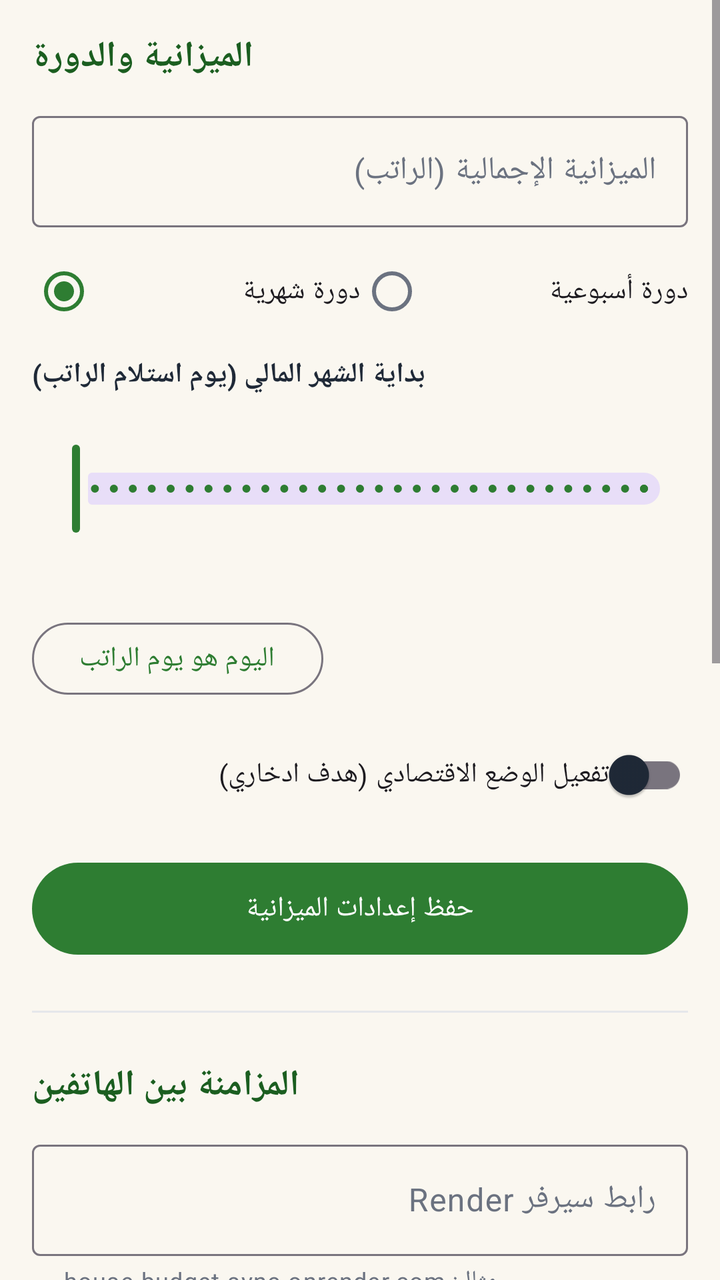
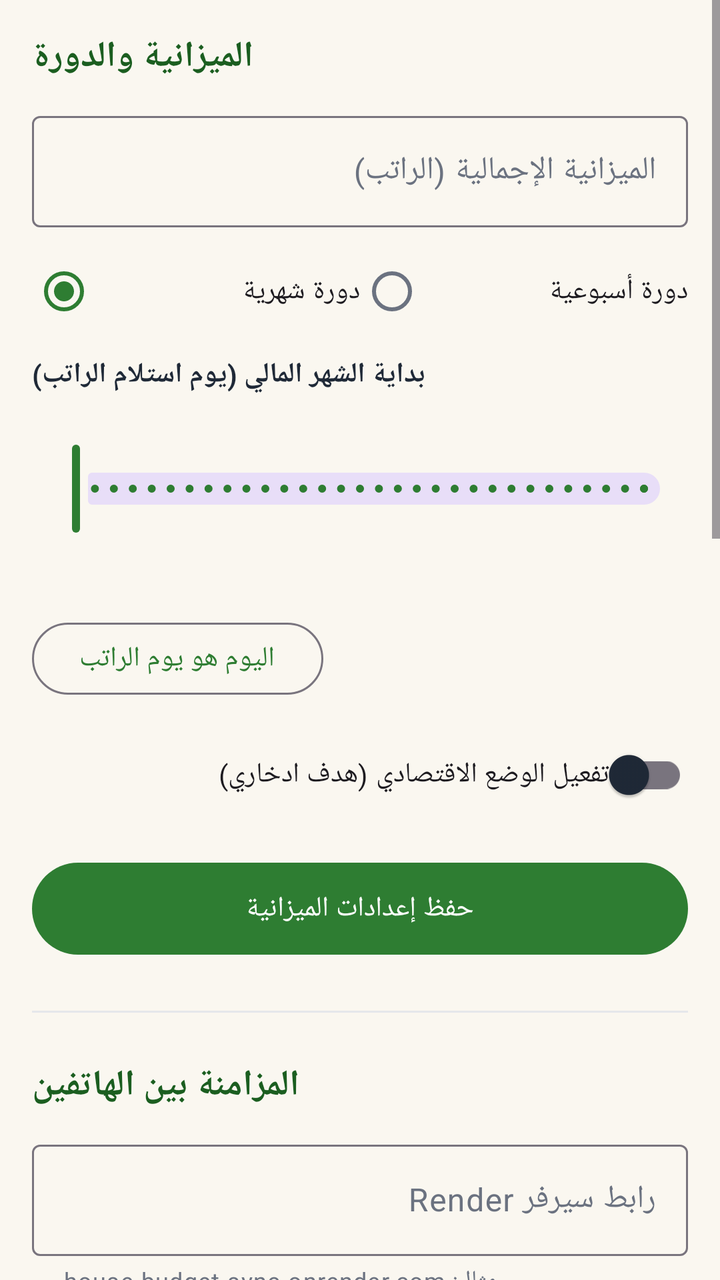

An Android layout rendered at two revisions. The XML below is the earlier revision; the diff shows what the commit changed to produce the second picture.
<!-- AndroidManifest.xml: application theme Theme.HouseBudget -->
<!-- res/layout/fragment_settings.xml -->
<?xml version="1.0" encoding="utf-8"?>
<ScrollView xmlns:android="http://schemas.android.com/apk/res/android"
    xmlns:app="http://schemas.android.com/apk/res-auto"
    android:layout_width="match_parent"
    android:layout_height="match_parent"
    android:fillViewport="true">

    <LinearLayout
        android:layout_width="match_parent"
        android:layout_height="wrap_content"
        android:orientation="vertical"
        android:padding="16dp">

        
        <TextView
            android:layout_width="wrap_content"
            android:layout_height="wrap_content"
            android:text="@string/settings_budget_section"
            android:textColor="@color/green_dark"
            android:textSize="18sp"
            android:textStyle="bold" />

        <com.google.android.material.textfield.TextInputLayout
            android:id="@+id/inputLayoutBudget"
            style="@style/Widget.Material3.TextInputLayout.OutlinedBox"
            android:layout_width="match_parent"
            android:layout_height="wrap_content"
            android:layout_marginTop="12dp"
            android:hint="@string/hint_budget"
            app:prefixText="د.ج">

            <com.google.android.material.textfield.TextInputEditText
                android:id="@+id/inputBudget"
                android:layout_width="match_parent"
                android:layout_height="wrap_content"
                android:inputType="numberDecimal"
                android:maxLines="1" />
        </com.google.android.material.textfield.TextInputLayout>

        <RadioGroup
            android:id="@+id/periodGroup"
            android:layout_width="match_parent"
            android:layout_height="wrap_content"
            android:layout_marginTop="8dp"
            android:orientation="horizontal">

            <com.google.android.material.radiobutton.MaterialRadioButton
                android:id="@+id/radioMonthly"
                android:layout_width="0dp"
                android:layout_height="wrap_content"
                android:layout_weight="1"
                android:checked="true"
                android:text="@string/radio_monthly" />

            <com.google.android.material.radiobutton.MaterialRadioButton
                android:id="@+id/radioWeekly"
                android:layout_width="0dp"
                android:layout_height="wrap_content"
                android:layout_weight="1"
                android:text="@string/radio_weekly" />
        </RadioGroup>

        
        <TextView
            android:layout_width="wrap_content"
            android:layout_height="wrap_content"
            android:layout_marginTop="8dp"
            android:text="@string/label_salary_day"
            android:textColor="@color/text_main"
            android:textSize="14sp"
            android:textStyle="bold" />

        <TextView
            android:id="@+id/txtSalaryDayValue"
            android:layout_width="wrap_content"
            android:layout_height="wrap_content"
            android:layout_marginTop="2dp"
            android:textColor="@color/green_primary"
            android:textSize="13sp"
            android:textStyle="bold" />

        <com.google.android.material.slider.Slider
            android:id="@+id/sliderSalaryDay"
            android:layout_width="match_parent"
            android:layout_height="wrap_content"
            android:layout_marginTop="4dp"
            android:stepSize="1"
            android:value="1"
            android:valueFrom="1"
            android:valueTo="31" />

        <TextView
            android:id="@+id/txtCyclePreview"
            android:layout_width="match_parent"
            android:layout_height="wrap_content"
            android:textColor="@color/text_secondary"
            android:textSize="12sp" />

        <TextView
            android:id="@+id/txtStartDayHelper"
            android:layout_width="match_parent"
            android:layout_height="wrap_content"
            android:layout_marginTop="2dp"
            android:lineSpacingExtra="2dp"
            android:textColor="@color/text_secondary"
            android:textSize="11sp" />

        <com.google.android.material.button.MaterialButton
            android:id="@+id/btnSalaryToday"
            style="@style/Widget.Material3.Button.OutlinedButton"
            android:layout_width="wrap_content"
            android:layout_height="44dp"
            android:layout_marginTop="6dp"
            android:text="@string/btn_salary_today" />

        <com.google.android.material.switchmaterial.SwitchMaterial
            android:id="@+id/switchSaving"
            android:layout_width="match_parent"
            android:layout_height="wrap_content"
            android:layout_marginTop="12dp"
            android:text="@string/switch_saving"
            android:textSize="14sp" />

        <com.google.android.material.textfield.TextInputLayout
            android:id="@+id/inputLayoutSavingGoal"
            style="@style/Widget.Material3.TextInputLayout.OutlinedBox"
            android:layout_width="match_parent"
            android:layout_height="wrap_content"
            android:layout_marginTop="8dp"
            android:hint="@string/hint_saving_goal"
            android:visibility="gone"
            app:prefixText="د.ج">

            <com.google.android.material.textfield.TextInputEditText
                android:id="@+id/inputSavingGoal"
                android:layout_width="match_parent"
                android:layout_height="wrap_content"
                android:inputType="numberDecimal"
                android:maxLines="1" />
        </com.google.android.material.textfield.TextInputLayout>

        <com.google.android.material.button.MaterialButton
            android:id="@+id/btnSaveBudget"
            android:layout_width="match_parent"
            android:layout_height="54dp"
            android:layout_marginTop="16dp"
            android:text="@string/btn_save_budget" />

        <View
            android:layout_width="match_parent"
            android:layout_height="1dp"
            android:layout_marginTop="24dp"
            android:background="#E5E7EB" />

        
        <TextView
            android:layout_width="wrap_content"
            android:layout_height="wrap_content"
            android:layout_marginTop="24dp"
            android:text="@string/settings_sync_section"
            android:textColor="@color/green_dark"
            android:textSize="18sp"
            android:textStyle="bold" />

        <com.google.android.material.textfield.TextInputLayout
            android:id="@+id/inputLayoutServerUrl"
            style="@style/Widget.Material3.TextInputLayout.OutlinedBox"
            android:layout_width="match_parent"
            android:layout_height="wrap_content"
            android:layout_marginTop="12dp"
            android:hint="@string/hint_server_url"
            app:helperText="@string/hint_server_url_helper">

            <com.google.android.material.textfield.TextInputEditText
                android:id="@+id/inputServerUrl"
                android:layout_width="match_parent"
                android:layout_height="wrap_content"
                android:inputType="textUri"
                android:maxLines="1" />
        </com.google.android.material.textfield.TextInputLayout>

        <com.google.android.material.textfield.TextInputLayout
            android:id="@+id/inputLayoutHouseCode"
            style="@style/Widget.Material3.TextInputLayout.OutlinedBox"
            android:layout_width="match_parent"
            android:layout_height="wrap_content"
            android:layout_marginTop="12dp"
            android:hint="@string/hint_house_code">

            <com.google.android.material.textfield.TextInputEditText
                android:id="@+id/inputHouseCode"
                android:layout_width="match_parent"
                android:layout_height="wrap_content"
                android:inputType="textCapCharacters"
                android:maxLength="8"
                android:maxLines="1" />
        </com.google.android.material.textfield.TextInputLayout>

        <LinearLayout
            android:layout_width="match_parent"
            android:layout_height="wrap_content"
            android:layout_marginTop="8dp"
            android:baselineAligned="false"
            android:orientation="horizontal">

            <com.google.android.material.button.MaterialButton
                android:id="@+id/btnGenerateCode"
                style="@style/Widget.Material3.Button.OutlinedButton"
                android:layout_width="0dp"
                android:layout_height="48dp"
                android:layout_marginEnd="6dp"
                android:layout_weight="1"
                android:text="@string/btn_generate_code" />

            <com.google.android.material.button.MaterialButton
                android:id="@+id/btnTest"
                style="@style/Widget.Material3.Button.TextButton"
                android:layout_width="0dp"
                android:layout_height="48dp"
                android:layout_marginStart="6dp"
                android:layout_weight="1"
                android:text="@string/btn_test" />
        </LinearLayout>

        <com.google.android.material.button.MaterialButton
            android:id="@+id/btnSync"
            android:layout_width="match_parent"
            android:layout_height="54dp"
            android:layout_marginTop="8dp"
            android:text="@string/btn_sync"
            app:icon="@drawable/ic_sync"
            app:iconGravity="textStart" />

        <TextView
            android:id="@+id/txtSyncStatus"
            android:layout_width="match_parent"
            android:layout_height="wrap_content"
            android:layout_marginTop="8dp"
            android:textColor="@color/text_secondary"
            android:textSize="13sp" />

        <TextView
            android:layout_width="match_parent"
            android:layout_height="wrap_content"
            android:layout_marginTop="12dp"
            android:lineSpacingExtra="3dp"
            android:text="@string/sync_help"
            android:textColor="@color/text_secondary"
            android:textSize="12sp" />

        <View
            android:layout_width="match_parent"
            android:layout_height="1dp"
            android:layout_marginTop="24dp"
            android:background="#E5E7EB" />

        
        <TextView
            android:layout_width="wrap_content"
            android:layout_height="wrap_content"
            android:layout_marginTop="24dp"
            android:text="@string/settings_notif_section"
            android:textColor="@color/green_dark"
            android:textSize="18sp"
            android:textStyle="bold" />

        <com.google.android.material.switchmaterial.SwitchMaterial
            android:id="@+id/switchNotif"
            android:layout_width="match_parent"
            android:layout_height="wrap_content"
            android:layout_marginTop="8dp"
            android:checked="true"
            android:text="@string/switch_notif"
            android:textSize="14sp" />

        <TextView
            android:layout_width="match_parent"
            android:layout_height="wrap_content"
            android:layout_marginTop="4dp"
            android:lineSpacingExtra="3dp"
            android:text="@string/notif_helper"
            android:textColor="@color/text_secondary"
            android:textSize="12sp" />

        <com.google.android.material.button.MaterialButton
            android:id="@+id/btnBattery"
            style="@style/Widget.Material3.Button.OutlinedButton"
            android:layout_width="match_parent"
            android:layout_height="48dp"
            android:layout_marginTop="10dp"
            android:text="@string/btn_battery" />

        <TextView
            android:layout_width="match_parent"
            android:layout_height="wrap_content"
            android:layout_marginTop="24dp"
            android:gravity="center"
            android:text="@string/app_version"
            android:textColor="@color/text_secondary"
            android:textSize="11sp" />
    </LinearLayout>
</ScrollView>
<!-- resources referenced by this layout -->
<resources>
  <color name="green_dark">#1B5E20</color>
  <color name="green_primary">#2E7D32</color>
  <color name="text_main">#1F2937</color>
  <color name="text_secondary">#6B7280</color>
  <!-- drawable ic_sync (drawable) -->
  <?xml version="1.0" encoding="utf-8"?>
  <vector xmlns:android="http://schemas.android.com/apk/res/android"
      android:width="24dp"
      android:height="24dp"
      android:viewportWidth="24"
      android:viewportHeight="24">
      <path
          android:fillColor="#FF000000"
          android:pathData="M12,4L12,1L8,5l4,4L12,6c3.31,0 6,2.69 6,6 0,1.01 -0.25,1.97 -0.7,2.8l1.46,1.46C19.54,15.03 20,13.57 20,12c0,-4.42 -3.58,-8 -8,-8zM12,18c-3.31,0 -6,-2.69 -6,-6 0,-1.01 0.25,-1.97 0.7,-2.8L5.24,7.74C4.46,8.97 4,10.43 4,12c0,4.42 3.58,8 8,8v3l4,-4 -4,-4v3z" />
  </vector>
  <string name="app_version">إصدار التطبيق 1.5 — حصالة البيت</string>
  <string name="btn_battery">حماية الإشعارات من قتل البطارية</string>
  <string name="btn_generate_code">توليد رمز جديد</string>
  <string name="btn_salary_today">اليوم هو يوم الراتب</string>
  <string name="btn_save_budget">حفظ إعدادات الميزانية</string>
  <string name="btn_sync">مزامنة الآن</string>
  <string name="btn_test">فحص الاتصال</string>
  <string name="hint_budget">الميزانية الإجمالية (الراتب)</string>
  <string name="hint_house_code">رمز الربط بين الهاتفين</string>
  <string name="hint_saving_goal">مبلغ الادخار المستهدف لهذه الدورة</string>
  <string name="hint_server_url">رابط سيرفر Render</string>
  <string name="hint_server_url_helper">مثال: house-budget-sync.onrender.com</string>
  <string name="label_salary_day">بداية الشهر المالي (يوم استلام الراتب)</string>
  <string name="notif_helper">تصلك الإشعارات لحظياً حتى لو كان التطبيق مغلقاً تماماً: رسالة جديدة، طلب شراء جديد، أو تغيّر حالة طلبك (تم الشراء/مرفوض). اترك الإشعار الصغير «المزامنة نشطة» يعمل ولا توقفه من إعدادات النظام.</string>
  <string name="radio_monthly">دورة شهرية</string>
  <string name="radio_weekly">دورة أسبوعية</string>
  <string name="settings_budget_section">الميزانية والدورة</string>
  <string name="settings_notif_section">الإشعارات الفورية</string>
  <string name="settings_sync_section">المزامنة بين الهاتفين</string>
  <string name="switch_notif">إشعارات الرسائل وطلبات الشراء (مثل واتساب)</string>
  <string name="switch_saving">تفعيل الوضع الاقتصادي (هدف ادخاري)</string>
  <string name="sync_help">اكتب نفس الرابط ونفس الرمز في هذا الهاتف وعلى الهاتف الثاني، وستتبادلان المصاريف والميزانية تلقائياً، وتصلك المراسلات لحظياً خلال ثوانٍ. أول هاتف يولّد الرمز يشاركه مع الآخر.</string>
  <color name="white">#FFFFFF</color>
  <color name="green_light">#E8F5E9</color>
  <color name="blue_secondary">#1565C0</color>
  <color name="cream_bg">#FAF7F0</color>
  <!-- unchanged entries left out for length: 1 -->
</resources>

<!-- the commit's change to res/layout/fragment_settings.xml (unified diff, before → after) -->
@@ -290,6 +290,57 @@
             android:layout_marginTop="10dp"
             android:text="@string/btn_battery" />
 
+        <View
+            android:layout_width="match_parent"
+            android:layout_height="1dp"
+            android:layout_marginTop="24dp"
+            android:background="#E5E7EB" />
+
+        
+        <TextView
+            android:layout_width="wrap_content"
+            android:layout_height="wrap_content"
+            android:layout_marginTop="24dp"
+            android:text="@string/settings_bubble_section"
+            android:textColor="@color/green_dark"
+            android:textSize="18sp"
+            android:textStyle="bold" />
+
+        <com.google.android.material.switchmaterial.SwitchMaterial
+            android:id="@+id/switchChatBubble"
+            android:layout_width="match_parent"
+            android:layout_height="wrap_content"
+            android:layout_marginTop="8dp"
+            android:checked="true"
+            android:text="@string/switch_chat_bubble"
+            android:textSize="14sp" />
+
+        <TextView
+            android:id="@+id/txtBubbleStatus"
+            android:layout_width="match_parent"
+            android:layout_height="wrap_content"
+            android:layout_marginTop="4dp"
+            android:textColor="@color/green_primary"
+            android:textSize="12sp"
+            android:textStyle="bold" />
+
+        <TextView
+            android:layout_width="match_parent"
+            android:layout_height="wrap_content"
+            android:layout_marginTop="4dp"
+            android:lineSpacingExtra="3dp"
+            android:text="@string/bubble_helper"
+            android:textColor="@color/text_secondary"
+            android:textSize="12sp" />
+
+        <com.google.android.material.button.MaterialButton
+            android:id="@+id/btnOverlayPermission"
+            style="@style/Widget.Material3.Button.OutlinedButton"
+            android:layout_width="match_parent"
+            android:layout_height="48dp"
+            android:layout_marginTop="10dp"
+            android:text="@string/btn_overlay_permission" />
+
         <TextView
             android:layout_width="match_parent"
             android:layout_height="wrap_content"
<!-- resource entries referenced after the edit -->
@@ -15,13 +15,15 @@
           android:fillColor="#FF000000"
           android:pathData="M12,4L12,1L8,5l4,4L12,6c3.31,0 6,2.69 6,6 0,1.01 -0.25,1.97 -0.7,2.8l1.46,1.46C19.54,15.03 20,13.57 20,12c0,-4.42 -3.58,-8 -8,-8zM12,18c-3.31,0 -6,-2.69 -6,-6 0,-1.01 0.25,-1.97 0.7,-2.8L5.24,7.74C4.46,8.97 4,10.43 4,12c0,4.42 3.58,8 8,8v3l4,-4 -4,-4v3z" />
   </vector>
-  <string name="app_version">إصدار التطبيق 1.5 — حصالة البيت</string>
+  <string name="app_version">إصدار التطبيق 1.6 — حصالة البيت</string>
   <string name="btn_battery">حماية الإشعارات من قتل البطارية</string>
   <string name="btn_generate_code">توليد رمز جديد</string>
+  <string name="btn_overlay_permission">السماح بالظهور فوق التطبيقات الأخرى</string>
   <string name="btn_salary_today">اليوم هو يوم الراتب</string>
   <string name="btn_save_budget">حفظ إعدادات الميزانية</string>
   <string name="btn_sync">مزامنة الآن</string>
   <string name="btn_test">فحص الاتصال</string>
+  <string name="bubble_helper">فقاعة صغيرة تطفو فوق أي شاشة داخل التطبيق: انقر عليها لتفتح محادثة سريعة وترد على الرسائل دون مغادرة الشاشة الحالية، واسحبها لتغيير مكانها (تتذكر مكانهَا). وفعّل إذن «الظهور فوق التطبيقات الأخرى» لتظهر الفقاعة فوق التطبيقات الأخرى عند وصول رسالة أو طلب شراء مثل ماسنجر تماماً.</string>
   <string name="hint_budget">الميزانية الإجمالية (الراتب)</string>
   <string name="hint_house_code">رمز الربط بين الهاتفين</string>
   <string name="hint_saving_goal">مبلغ الادخار المستهدف لهذه الدورة</string>
@@ -31,9 +33,11 @@
   <string name="notif_helper">تصلك الإشعارات لحظياً حتى لو كان التطبيق مغلقاً تماماً: رسالة جديدة، طلب شراء جديد، أو تغيّر حالة طلبك (تم الشراء/مرفوض). اترك الإشعار الصغير «المزامنة نشطة» يعمل ولا توقفه من إعدادات النظام.</string>
   <string name="radio_monthly">دورة شهرية</string>
   <string name="radio_weekly">دورة أسبوعية</string>
+  <string name="settings_bubble_section">الفقاعة العائمة للمحادثة</string>
   <string name="settings_budget_section">الميزانية والدورة</string>
   <string name="settings_notif_section">الإشعارات الفورية</string>
   <string name="settings_sync_section">المزامنة بين الهاتفين</string>
+  <string name="switch_chat_bubble">فقاعة محادثة عائمة (مثل ماسنجر)</string>
   <string name="switch_notif">إشعارات الرسائل وطلبات الشراء (مثل واتساب)</string>
   <string name="switch_saving">تفعيل الوضع الاقتصادي (هدف ادخاري)</string>
   <string name="sync_help">اكتب نفس الرابط ونفس الرمز في هذا الهاتف وعلى الهاتف الثاني، وستتبادلان المصاريف والميزانية تلقائياً، وتصلك المراسلات لحظياً خلال ثوانٍ. أول هاتف يولّد الرمز يشاركه مع الآخر.</string>
